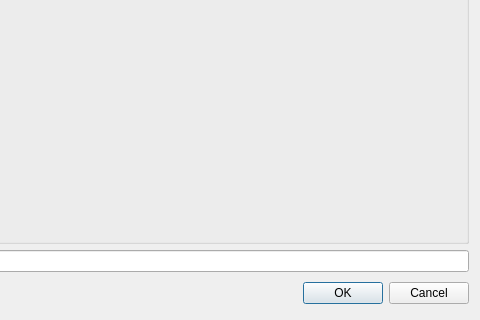
The window that source/vocabularymanagerdialog/wordsexportdialog.ui (martin-kudlicka/vocabulary-master) describes before a commit, drawn with Qt 5; both pictures show x 320 to 800 and y 280 to 600 of the 800 by 600 pixel window.
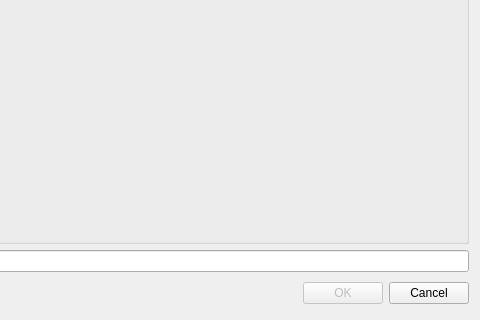
The same window after the commit.

Commit message: * crash fix when clicked on Ok button with no plug-in selected

```diff
--- a/source/vocabularymanagerdialog/wordsexportdialog.ui
+++ b/source/vocabularymanagerdialog/wordsexportdialog.ui
@@ -139,7 +139,10 @@
       </spacer>
      </item>
      <item>
-      <widget class="QPushButton" name="okButton">
+      <widget class="QPushButton" name="qpbOk">
+       <property name="enabled">
+        <bool>false</bool>
+       </property>
        <property name="text">
         <string>OK</string>
        </property>
```
Left out of the diff: 2 changed lines with no effect on the pictures. The commit also changes 1 other file.
